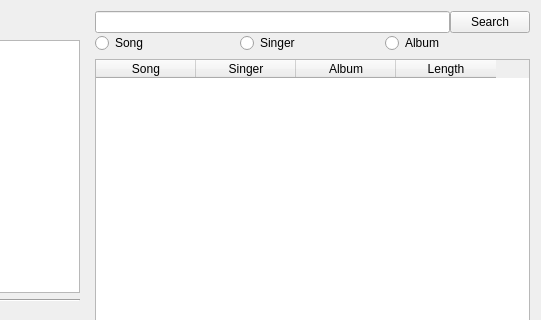
First picture: the form in main.ui, repository beracira/pyNetEase-Player, before the edit; both pictures show x 357 to 898 and y 0 to 320 of the 898 by 600 pixel window.
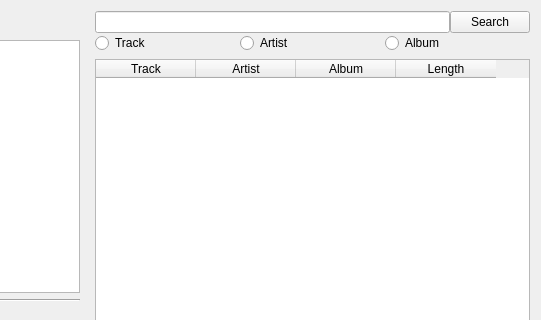
Second picture: the form after the edit.

Patch:
```diff
--- a/main.ui
+++ b/main.ui
@@ -81,14 +81,14 @@
            <item>
             <widget class="QRadioButton" name="radioButton_Song">
              <property name="text">
-              <string>Song</string>
+              <string>Track</string>
              </property>
             </widget>
            </item>
            <item>
             <widget class="QRadioButton" name="radioButton_Singer">
              <property name="text">
-              <string>Singer</string>
+              <string>Artist</string>
              </property>
             </widget>
            </item>
@@ -107,12 +107,12 @@
         <widget class="QTableWidget" name="tableWidget">
          <column>
           <property name="text">
-           <string>Song</string>
+           <string>Track</string>
           </property>
          </column>
          <column>
           <property name="text">
-           <string>Singer</string>
+           <string>Artist</string>
           </property>
          </column>
          <column>
```
Left out of the diff: 4 changed lines with no effect on the pictures.
